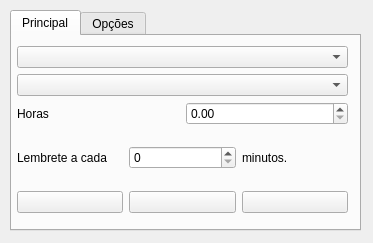
The window that Widget/TimeTracker/mainwidget.ui (inspira/timely) describes before a commit, drawn with Qt 5.
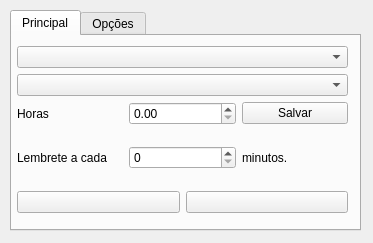
The same window after the commit. Icons and pictures are not drawn.

```diff
--- a/Widget/TimeTracker/mainwidget.ui
+++ b/Widget/TimeTracker/mainwidget.ui
@@ -77,7 +77,14 @@
          </widget>
         </item>
         <item>
-         <widget class="QDoubleSpinBox" name="doubleSpinBox"/>
+         <widget class="QDoubleSpinBox" name="sbHours"/>
+        </item>
+        <item>
+         <widget class="QPushButton" name="btnSave">
+          <property name="text">
+           <string>Salvar</string>
+          </property>
+         </widget>
         </item>
        </layout>
       </item>
@@ -126,17 +133,6 @@
           </property>
          </widget>
         </item>
-        <item>
-         <widget class="QPushButton" name="btnEnd">
-          <property name="text">
-           <string/>
-          </property>
-          <property name="icon">
-           <iconset resource="Resource.qrc">
-            <normaloff>:/resource/Player End.png</normaloff>:/resource/Player End.png</iconset>
-          </property>
-         </widget>
-        </item>
        </layout>
       </item>
      </layout>
```
